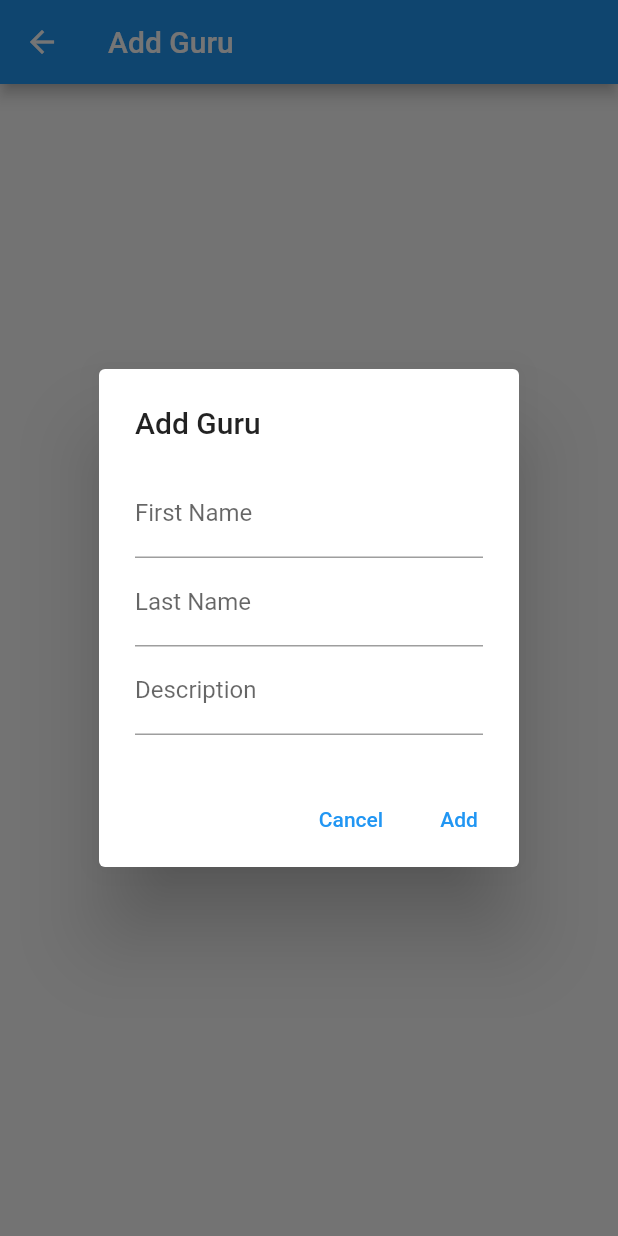
After one commit to Atinrohmayani/UNIRU, a Flutter app: the testtambahguru screen opened directly, after a tap on "Add", on a phone screen of 412 x 824 dp. The commit adds this screen. Run offline on Flutter 3.47's test engine with Material 2 defaults, Android fonts, the phone set to English and light mode, and no system bars; our stand-ins replace cloud_firestore, datetime_picker_formfield_new, file_picker, firebase_auth, firebase_core, firebase_storage and 1 more; missing offline and left inert: flutter_material_color_picker; accounts and stored records are empty.

Commit message:
percobaan nambah user guru

```diff
--- /dev/null
+++ b/lib/screens/testtambahguru.dart
@@ -0,0 +1,110 @@
+import 'package:flutter/material.dart';
+import 'package:cloud_firestore/cloud_firestore.dart';
+
+class testtambahguru extends StatefulWidget {
+  @override
+  _testtambahguruState createState() => _testtambahguruState();
+}
+
+class _testtambahguruState extends State<testtambahguru> {
+  final GlobalKey<FormState> _formKey = GlobalKey<FormState>();
+  final TextEditingController _firstNameController = TextEditingController();
+  final TextEditingController _lastNameController = TextEditingController();
+  final TextEditingController _descriptionController = TextEditingController();
+
+  @override
+  Widget build(BuildContext context) {
+    return Scaffold(
+      appBar: AppBar(
+        title: Text('Add Guru'),
+      ),
+      body: Center(
+        child: ElevatedButton(
+          onPressed: () {
+            _showAddGuruDialog(context);
+          },
+          child: Text('Add'),
+        ),
+      ),
+    );
+  }
+
+  void _showAddGuruDialog(BuildContext context) {
+    showDialog(
+      context: context,
+      builder: (BuildContext context) {
+        return AlertDialog(
+          title: Text('Add Guru'),
+          content: Form(
+            key: _formKey,
+            child: Column(
+              mainAxisSize: MainAxisSize.min,
+              children: [
+                TextFormField(
+                  controller: _firstNameController,
+                  decoration: InputDecoration(labelText: 'First Name'),
+                  validator: (value) {
+                    if (value!.isEmpty) {
+                      return 'Please enter first name';
+                    }
+                    return null;
+                  },
+                ),
+                TextFormField(
+                  controller: _lastNameController,
+                  decoration: InputDecoration(labelText: 'Last Name'),
+                  validator: (value) {
+                    if (value!.isEmpty) {
+                      return 'Please enter last name';
+                    }
+                    return null;
+                  },
+                ),
+                TextFormField(
+                  controller: _descriptionController,
+                  decoration: InputDecoration(labelText: 'Description'),
+                  validator: (value) {
+                    if (value!.isEmpty) {
+                      return 'Please enter description';
+                    }
+                    return null;
+                  },
+                ),
+              ],
+            ),
+          ),
+          actions: [
+            TextButton(
+              onPressed: () {
+                Navigator.of(context).pop();
+              },
+              child: Text('Cancel'),
+            ),
+            TextButton(
+              onPressed: () {
+                if (_formKey.currentState!.validate()) {
+                  _addGuru();
+                  Navigator.of(context).pop();
+                }
+              },
+              child: Text('Add'),
+            ),
+          ],
+        );
+      },
+    );
+  }
+
+  void _addGuru() {
+    String firstName = _firstNameController.text;
+    String lastName = _lastNameController.text;
+    String description = _descriptionController.text;
+
+    // Simpan data guru ke Firestore
+    FirebaseFirestore.instance.collection('guru').add({
+      'namaDepan': '$firstName',
+      'namaBelakang': '$lastName',
+      'deskripsi': description,
+    });
+  }
+}
```
Also changed, not shown: lib/screens/HomePage.dart (+17 -0 lines), 1 other file.
